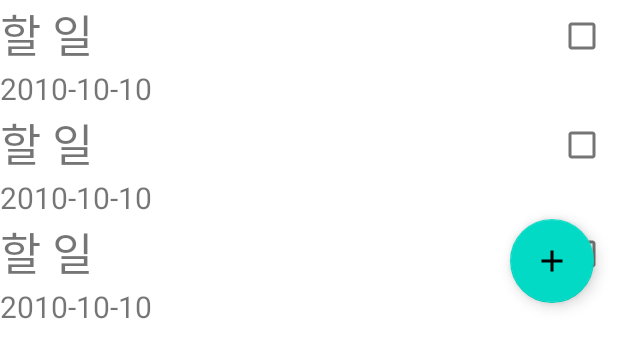
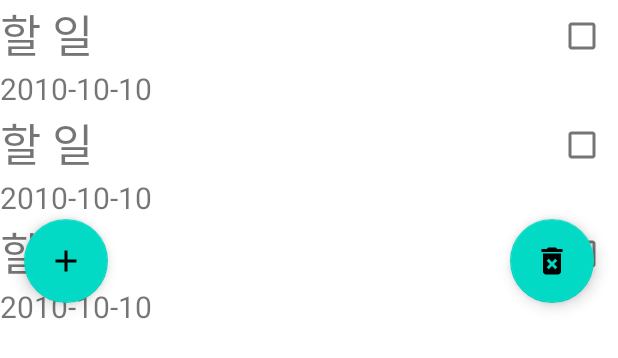
Before and after one commit to Ahn-seokjoo/android-todo-list-app, an Android app: the layout activity_main.xml on its own in the app's theme, with its tools: preview values and no code run, on a phone screen of 412 x 824 dp. Shown: the top 358 px of the screen. Run offline under Robolectric (Android 15) with nearby library versions, the phone set to English and light mode, and no system bars.

Commit message:
롱클릭시에 수정 액티비티로 이동

```diff
--- /dev/null
+++ b/app/src/main/res/drawable/delete_circle.xml
@@ -0,0 +1,10 @@
+<vector xmlns:android="http://schemas.android.com/apk/res/android"
+    android:width="24dp"
+    android:height="24dp"
+    android:viewportWidth="24"
+    android:viewportHeight="24"
+    android:tint="?attr/colorControlNormal">
+  <path
+      android:fillColor="@android:color/white"
+      android:pathData="M6,19c0,1.1 0.9,2 2,2h8c1.1,0 2,-0.9 2,-2L18,7L6,7v12zM8.46,11.88l1.41,-1.41L12,12.59l2.12,-2.12 1.41,1.41L13.41,14l2.12,2.12 -1.41,1.41L12,15.41l-2.12,2.12 -1.41,-1.41L10.59,14l-2.13,-2.12zM15.5,4l-1,-1h-5l-1,1L5,4v2h14L19,4z" />
+</vector>
--- a/app/src/main/res/layout/activity_main.xml
+++ b/app/src/main/res/layout/activity_main.xml
@@ -4,7 +4,6 @@
     xmlns:tools="http://schemas.android.com/tools"
     android:layout_width="match_parent"
     android:layout_height="wrap_content"
-    android:gravity="right|bottom"
     android:orientation="vertical"
     tools:context=".view.main.MainActivity">
 
@@ -12,18 +11,32 @@
         android:id="@+id/addButton"
         android:layout_width="wrap_content"
         android:layout_height="wrap_content"
+        android:layout_marginStart="16dp"
+        android:layout_marginBottom="16dp"
+        android:clickable="true"
+        android:onClick="addButtonClick"
+        android:src="@drawable/add_circle"
+        app:layout_constraintBottom_toBottomOf="parent"
+        app:layout_constraintStart_toStartOf="@+id/mRecyclerView" />
+
+    <com.google.android.material.floatingactionbutton.FloatingActionButton
+        android:id="@+id/deleteButton"
+        android:layout_width="wrap_content"
+        android:layout_height="wrap_content"
         android:layout_marginEnd="16dp"
         android:layout_marginBottom="16dp"
         android:clickable="true"
-        android:onClick="buttonClick"
-        android:src="@drawable/add_circle"
+        android:onClick="deleteButtonClick"
+        android:src="@drawable/delete_circle"
         app:layout_constraintBottom_toBottomOf="parent"
-        app:layout_constraintEnd_toEndOf="parent" />
+        app:layout_constraintEnd_toEndOf="@+id/mRecyclerView"
+        tools:ignore="OnClick" />
 
     <androidx.recyclerview.widget.RecyclerView
         android:id="@+id/mRecyclerView"
         android:layout_width="match_parent"
         android:layout_height="match_parent"
+        android:longClickable="true"
         app:layoutManager="androidx.recyclerview.widget.LinearLayoutManager"
         app:layout_constraintBottom_toBottomOf="parent"
         app:layout_constraintEnd_toEndOf="parent"
@@ -34,7 +47,6 @@
         app:reverseLayout="true"
         app:stackFromEnd="true"
         tools:ignore="MissingConstraints"
-        tools:listitem="@layout/item_text"
-        android:longClickable="true" />
+        tools:listitem="@layout/item_text" />
 
 </androidx.constraintlayout.widget.ConstraintLayout>
```
Also changed, not shown: app/src/main/java/com/example/todolist/view/main/MainActivity.kt (+18 -12 lines), app/src/main/java/com/example/todolist/view/main/TodoListAdapter.kt (+27 -18 lines).
